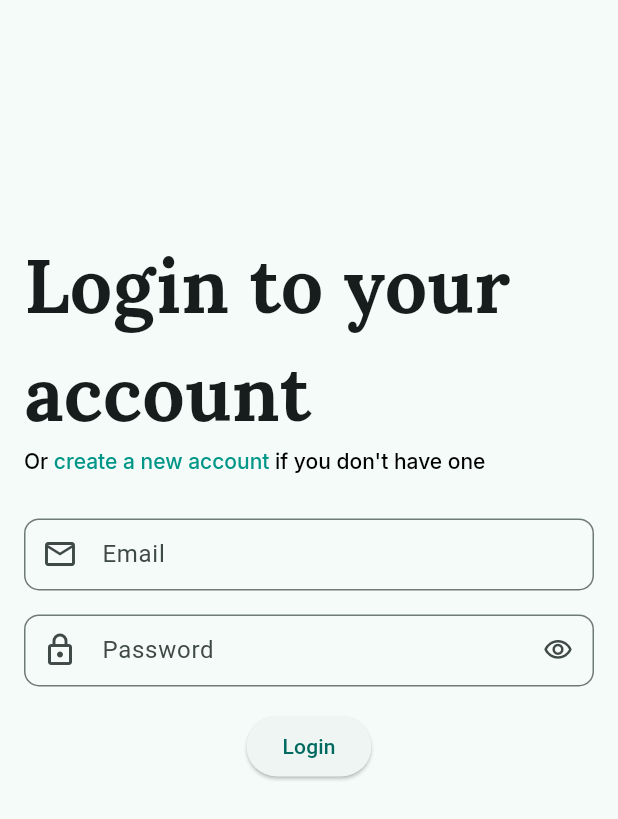
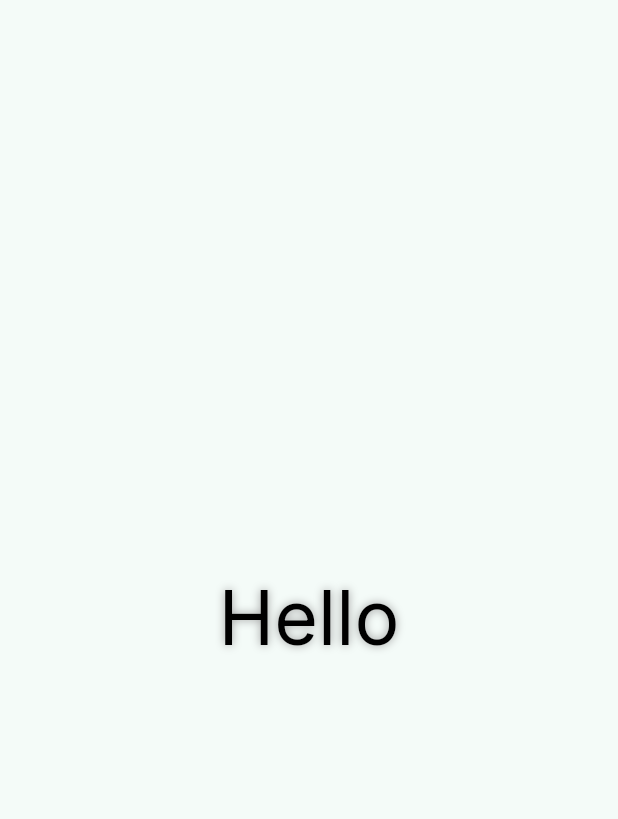
Before and after one commit to anugrahsputra/auth_with_provider, a Flutter app: the first screen one second after launch, on a phone screen of 412 x 824 dp. Shown: the top 819 px of the screen. Run offline on Flutter 3.47's test engine with Material 2 defaults, Android fonts, the phone set to English and light mode, and no system bars; drawn by our look-alikes of animated_text_kit; our stand-ins replace cloud_firestore, equatable, firebase_auth, firebase_core, get, go_router and 3 more; accounts and stored records are empty.

Commit message:
feat: change initial route to splash screen & add text animation widget

```diff
--- a/lib/constant/router.dart
+++ b/lib/constant/router.dart
@@ -3,12 +3,13 @@ import 'package:auth_with_provider/providers/auth_provider.dart';
 import 'package:auth_with_provider/screen/home_screen.dart';
 import 'package:auth_with_provider/screen/sign_in.dart';
 import 'package:auth_with_provider/screen/sign_up.dart';
+import 'package:auth_with_provider/screen/splash_screen.dart';
 import 'package:auth_with_provider/screen/widget/auth_loading_widget.dart';
 import 'package:go_router/go_router.dart';
 import 'package:provider/provider.dart';
 
 final router = GoRouter(
-  initialLocation: '/',
+  initialLocation: SplashScreen.routeName,
   routes: [
     GoRoute(
       name: 'app',
@@ -36,5 +37,10 @@ final router = GoRouter(
       path: AuthLoading.routeName,
       builder: (context, state) => const AuthLoading(),
     ),
+    GoRoute(
+      name: 'splash',
+      path: SplashScreen.routeName,
+      builder: (context, state) => const SplashScreen(),
+    ),
   ],
 );
--- a/lib/main.dart
+++ b/lib/main.dart
@@ -46,7 +46,7 @@ class MyApp extends StatelessWidget {
 
 class App extends StatelessWidget {
   const App({Key? key}) : super(key: key);
-  static const String routeName = '/';
+  static const String routeName = '/app';
 
   @override
   Widget build(BuildContext context) {
--- a/lib/screen/sign_in.dart
+++ b/lib/screen/sign_in.dart
@@ -1,4 +1,5 @@
 import 'package:auth_with_provider/providers/auth_provider.dart';
+import 'package:auth_with_provider/screen/sign_up.dart';
 import 'package:auth_with_provider/screen/widget/auth_loading_widget.dart';
 import 'package:flutter/gestures.dart';
 import 'package:flutter/material.dart';
@@ -81,7 +82,7 @@ class _SignInState extends State<SignIn> {
                                         ),
                                         recognizer: TapGestureRecognizer()
                                           ..onTap = () {
-                                            context.goNamed('sign_up');
+                                            context.push(SignUp.routeName);
                                           },
                                       ),
                                       TextSpan(
--- /dev/null
+++ b/lib/screen/splash_screen.dart
@@ -0,0 +1,50 @@
+import 'package:animated_text_kit/animated_text_kit.dart';
+import 'package:auth_with_provider/main.dart';
+import 'package:flutter/material.dart';
+import 'package:get/get.dart';
+import 'package:go_router/go_router.dart';
+import 'package:google_fonts/google_fonts.dart';
+
+class SplashScreen extends StatefulWidget {
+  const SplashScreen({super.key});
+  static const String routeName = '/';
+
+  @override
+  State<SplashScreen> createState() => _SplashScreenState();
+}
+
+class _SplashScreenState extends State<SplashScreen> {
+  @override
+  Widget build(BuildContext context) {
+    return Scaffold(
+      body: Center(
+        child: SizedBox(
+          width: Get.width * 0.8,
+          child: Center(
+            child: DefaultTextStyle(
+              style: GoogleFonts.inter(
+                fontSize: 50,
+                color: Colors.black,
+                shadows: [
+                  const Shadow(
+                    blurRadius: 7.0,
+                    color: Colors.grey,
+                    offset: Offset(0, 0),
+                  ),
+                ],
+              ),
+              child: AnimatedTextKit(
+                repeatForever: false,
+                totalRepeatCount: 1,
+                onFinished: () => context.go(App.routeName),
+                animatedTexts: [
+                  TyperAnimatedText('Hello', textAlign: TextAlign.center),
+                ],
+              ),
+            ),
+          ),
+        ),
+      ),
+    );
+  }
+}
--- a/pubspec.yaml
+++ b/pubspec.yaml
@@ -28,6 +28,7 @@ environment:
 # the latest version available on pub.dev. To see which dependencies have newer
 # versions available, run `flutter pub outdated`.
 dependencies:
+  animated_text_kit: ^4.2.2
   cloud_firestore: ^4.8.5
   cupertino_icons: ^1.0.2
   equatable: ^2.0.5
```
Also changed, not shown: lib/screen/widget/typertext_animation_widget.dart (added, +72 -0 lines), pubspec.lock.
